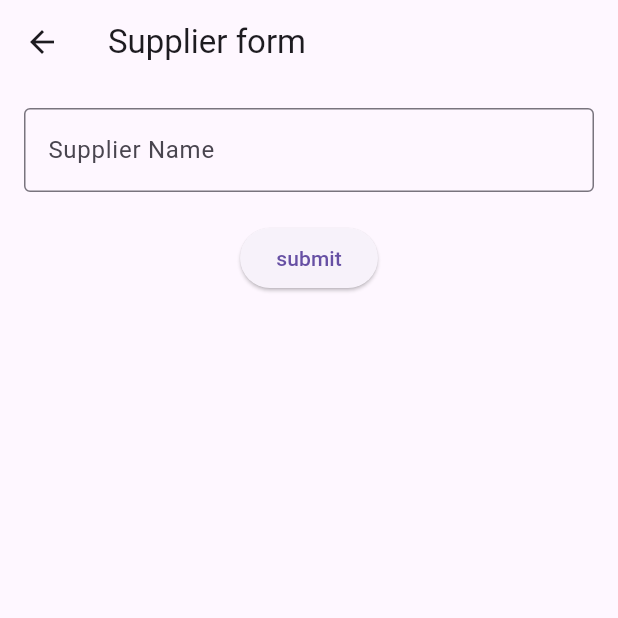
After one commit to Vishwa0416/Karadana-Tea-Factory-Management-System, a Flutter app: the Supplier screen opened directly, on a phone screen of 412 x 824 dp, the top half of it. The commit adds this screen. Run offline on Flutter 3.47's test engine with Material 3 defaults, Android fonts, the phone set to English and light mode, and no system bars.

Commit message:
textbox add

```diff
--- /dev/null
+++ b/karadana_teat_factory/lib/screens/supplier/supplier.dart
@@ -0,0 +1,43 @@
+import 'package:flutter/gestures.dart';
+import 'package:flutter/material.dart';
+
+class Supplier extends StatefulWidget {
+  const Supplier({super.key});
+
+  @override
+  State<Supplier> createState() => _MyWidgetState();
+}
+
+class _MyWidgetState extends State<Supplier> {
+  //controller for form
+  final TextEditingController _nameController = TextEditingController();
+  @override
+  Widget build(BuildContext context) {
+    return Scaffold(
+      appBar: AppBar(
+        title: const Text("Supplier form"),
+      ),
+      body: Padding(
+        padding: const EdgeInsets.all(16.0),
+        child: Column(
+          children: [
+            TextField(
+              controller: _nameController,
+              decoration: const InputDecoration(
+                labelText: 'Supplier Name',
+                border: OutlineInputBorder(),
+              ),
+            ),
+            const SizedBox(height: 20),
+            ElevatedButton(
+              onPressed: () {
+                print("suppler Name: ${_nameController}");
+              },
+              child: const Text('submit'),
+            )
+          ],
+        ),
+      ),
+    );
+  }
+}
--- a/karadana_teat_factory/lib/widgets/navbar.dart
+++ b/karadana_teat_factory/lib/widgets/navbar.dart
@@ -16,6 +16,7 @@ class _BottomNavBarState extends State<NavBar> {
     Text('Notifications Page'),
     Text('Search Page'),
     Text('Settings Page'),
+    Text('Supplier'),
   ];
 
   void _onItemTapped(int index) {
@@ -45,6 +46,10 @@ class _BottomNavBarState extends State<NavBar> {
           icon: Icon(Icons.settings),
           label: 'Settings',
         ),
+        BottomNavigationBarItem(
+          icon: Icon(Icons.settings),
+          label: 'Supplier',
+        ),
       ],
       currentIndex: _selectedIndex,
       selectedItemColor: Colors.blue,
```
Also changed, not shown: karadana_teat_factory/lib/screens/home/homepage.dart (+28 -69 lines).
